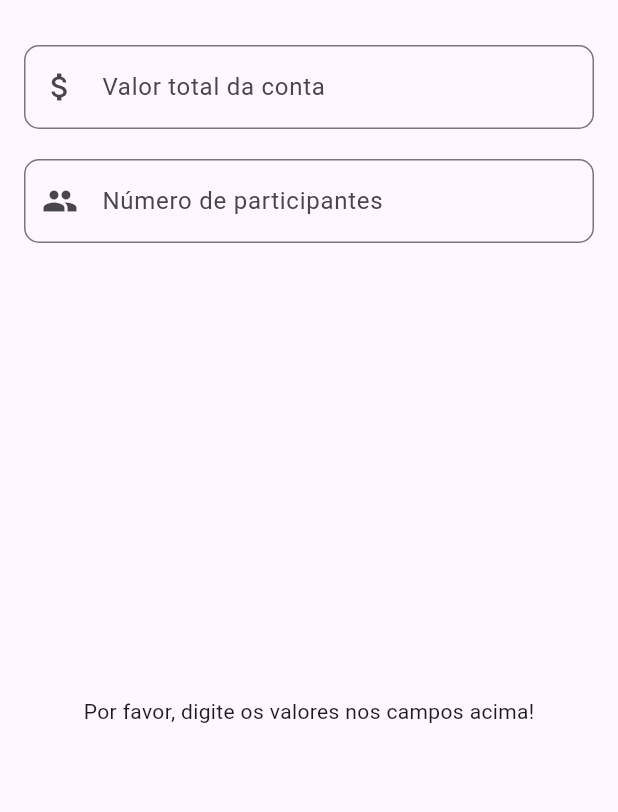
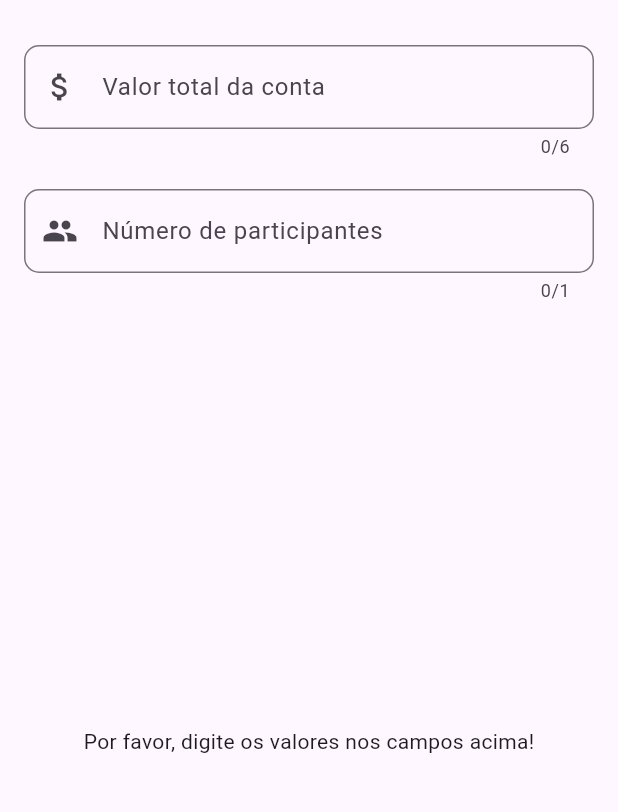
Before and after one commit to UildsonSantos/bill_spliter, a Flutter app: the SimpleDivisionScreen screen opened by its route, on a phone screen of 412 x 824 dp, the part 63-875 px from its top. Run offline on Flutter 3.47's test engine with Material 3 defaults, Android fonts, the phone set to English and light mode, and no system bars.

Commit message:
refactor: _validateSplitAmount to simplify validation logic and limit the maximum number of participants

```diff
--- a/lib/screens/simple_division_screen.dart
+++ b/lib/screens/simple_division_screen.dart
@@ -58,15 +58,13 @@ class _SimpleDivisionScreenState extends State<SimpleDivisionScreen> {
   String? _validateSplitAmount(String? value) {
     totalAmount = int.parse(_totalAmountController.text);
     numberOfPeople = int.parse(_numberOfPeopleController.text);
-    splitAmount = totalAmount / numberOfPeople;
 
     if (value == null || value.isEmpty) {
       return 'Por favor, digite o número de participantes';
     }
 
-    final regex = RegExp(r'^([1-9][0-9]*\.[0-9]+|0\.[1-9][0-9]*)$');
-    if (!regex.hasMatch(splitAmount.toString())) {
-      return 'Desculpe, esta conta pode ser dividada por no máximo ${totalAmount * 10} participantes';
+    if (numberOfPeople > totalAmount) {
+      return 'Desculpe, esta conta pode ser dividada por no máximo $totalAmount participantes';
     }
     return null;
   }
@@ -102,6 +100,7 @@ class _SimpleDivisionScreenState extends State<SimpleDivisionScreen> {
                 onChanged: onChangeTextFormField,
                 controller: _totalAmountController,
                 keyboardType: TextInputType.number,
+                maxLength: 6,
                 decoration: InputDecoration(
                   labelText: 'Valor total da conta',
                   prefixIcon: const Icon(Icons.attach_money),
@@ -113,6 +112,7 @@ class _SimpleDivisionScreenState extends State<SimpleDivisionScreen> {
                   if (value!.isEmpty) {
                     return 'Por favor, digite o valor total da conta.';
                   }
+
                   return null;
                 },
               ),
@@ -122,6 +122,7 @@ class _SimpleDivisionScreenState extends State<SimpleDivisionScreen> {
                   onChanged: onChangeTextFormField,
                   controller: _numberOfPeopleController,
                   keyboardType: TextInputType.number,
+                  maxLength: totalAmount.toString().length,
                   decoration: InputDecoration(
                     labelText: 'Número de participantes',
                     prefixIcon: const Icon(Icons.people),
@@ -137,9 +138,8 @@ class _SimpleDivisionScreenState extends State<SimpleDivisionScreen> {
                         child: Text(
                             'Por favor, digite os valores nos campos acima!'))
                     : GridView.builder(
-                        gridDelegate:
-                            const SliverGridDelegateWithFixedCrossAxisCount(
-                          crossAxisCount: 3,
+                        gridDelegate: SliverGridDelegateWithFixedCrossAxisCount(
+                          crossAxisCount: splitAmount < 1000 ? 3 : 2,
                           childAspectRatio: 2,
                         ),
                         itemCount: _results.length,
```
